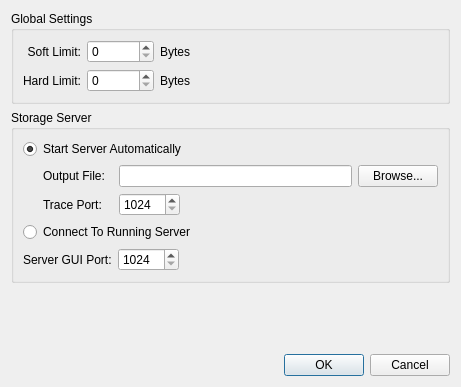
This is gui/storageview.ui in froglogic/tracetool as Qt 5 draws it before an edit. The edited form follows.
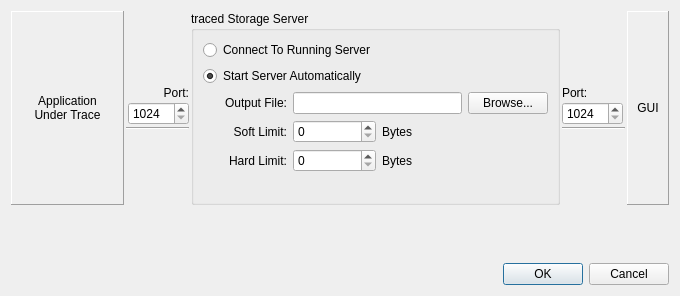
This is the edited form.

Commit message:
Crazy new storage view dialog
This patch attempts to clarify the meaning of the different port values by
rearranging the controls in the dialog to look like a diagram. Let's see
whether this works out.

Diff of the .ui file:
```diff
--- a/gui/storageview.ui
+++ b/gui/storageview.ui
@@ -6,129 +6,138 @@
    <rect>
     <x>0</x>
     <y>0</y>
-    <width>461</width>
-    <height>387</height>
+    <width>680</width>
+    <height>296</height>
    </rect>
   </property>
   <property name="windowTitle">
    <string>Storage Settings</string>
   </property>
-  <layout class="QGridLayout" name="gridLayout_4">
-   <item row="0" column="0">
-    <widget class="QGroupBox" name="settingsGroup">
-     <property name="title">
-      <string>Global Settings</string>
+  <layout class="QVBoxLayout" name="verticalLayout_4">
+   <item>
+    <layout class="QHBoxLayout" name="horizontalLayout_2" stretch="0,1,2,1,0">
+     <property name="spacing">
+      <number>2</number>
      </property>
-     <layout class="QGridLayout" name="gridLayout">
-      <item row="0" column="0">
-       <widget class="QLabel" name="softLimitLabel">
-        <property name="text">
-         <string>Soft Limit:</string>
-        </property>
-        <property name="alignment">
-         <set>Qt::AlignRight|Qt::AlignTrailing|Qt::AlignVCenter</set>
-        </property>
-       </widget>
-      </item>
-      <item row="0" column="1">
-       <widget class="QSpinBox" name="softLimitSpin">
-        <property name="maximum">
-         <number>999999999</number>
-        </property>
-       </widget>
-      </item>
-      <item row="0" column="2">
-       <widget class="QLabel" name="softUnitsLabel">
-        <property name="text">
-         <string>Bytes</string>
-        </property>
-       </widget>
-      </item>
-      <item row="0" column="3">
-       <spacer name="horizontalSpacer">
-        <property name="orientation">
-         <enum>Qt::Horizontal</enum>
-        </property>
-        <property name="sizeHint" stdset="0">
-         <size>
-          <width>195</width>
-          <height>20</height>
-         </size>
-        </property>
-       </spacer>
-      </item>
-      <item row="1" column="0">
-       <widget class="QLabel" name="hardLimitLabel">
-        <property name="text">
-         <string>Hard Limit:</string>
-        </property>
-        <property name="alignment">
-         <set>Qt::AlignRight|Qt::AlignTrailing|Qt::AlignVCenter</set>
-        </property>
-       </widget>
-      </item>
-      <item row="1" column="1">
-       <widget class="QSpinBox" name="hardLimitSpin">
-        <property name="maximum">
-         <number>999999999</number>
-        </property>
-       </widget>
-      </item>
-      <item row="1" column="2">
-       <widget class="QLabel" name="hardUnitsLabel">
-        <property name="text">
-         <string>Bytes</string>
-        </property>
-       </widget>
-      </item>
-      <item row="1" column="3">
-       <spacer name="horizontalSpacer_2">
-        <property name="orientation">
-         <enum>Qt::Horizontal</enum>
-        </property>
-        <property name="sizeHint" stdset="0">
-         <size>
-          <width>195</width>
-          <height>20</height>
-         </size>
-        </property>
-       </spacer>
-      </item>
-     </layout>
-    </widget>
-   </item>
-   <item row="2" column="0">
-    <spacer name="verticalSpacer">
-     <property name="orientation">
-      <enum>Qt::Vertical</enum>
-     </property>
-     <property name="sizeHint" stdset="0">
-      <size>
-       <width>20</width>
-       <height>110</height>
-      </size>
-     </property>
-    </spacer>
-   </item>
-   <item row="3" column="0">
-    <widget class="QDialogButtonBox" name="buttonBox">
-     <property name="orientation">
-      <enum>Qt::Horizontal</enum>
-     </property>
-     <property name="standardButtons">
-      <set>QDialogButtonBox::Cancel|QDialogButtonBox::Ok</set>
-     </property>
-    </widget>
-   </item>
-   <item row="1" column="0">
-    <widget class="QGroupBox" name="serverGroup">
-     <property name="title">
-      <string>Storage Server</string>
-     </property>
-     <layout class="QGridLayout" name="gridLayout_3">
-      <item row="0" column="0" colspan="3">
-       <layout class="QGridLayout" name="gridLayout_2">
+     <item>
+      <widget class="QFrame" name="frame">
+       <property name="frameShape">
+        <enum>QFrame::Panel</enum>
+       </property>
+       <property name="frameShadow">
+        <enum>QFrame::Raised</enum>
+       </property>
+       <layout class="QHBoxLayout" name="horizontalLayout">
+        <item>
+         <widget class="QLabel" name="label_4">
+          <property name="text">
+           <string>Application Under Trace</string>
+          </property>
+          <property name="alignment">
+           <set>Qt::AlignCenter</set>
+          </property>
+          <property name="wordWrap">
+           <bool>true</bool>
+          </property>
+         </widget>
+        </item>
+       </layout>
+      </widget>
+     </item>
+     <item>
+      <layout class="QVBoxLayout" name="verticalLayout_2">
+       <item>
+        <spacer name="verticalSpacer_3">
+         <property name="orientation">
+          <enum>Qt::Vertical</enum>
+         </property>
+         <property name="sizeHint" stdset="0">
+          <size>
+           <width>20</width>
+           <height>17</height>
+          </size>
+         </property>
+        </spacer>
+       </item>
+       <item>
+        <layout class="QGridLayout" name="gridLayout_4">
+         <item row="0" column="1">
+          <widget class="QLabel" name="label_7">
+           <property name="text">
+            <string>Port:</string>
+           </property>
+           <property name="alignment">
+            <set>Qt::AlignBottom|Qt::AlignRight|Qt::AlignTrailing</set>
+           </property>
+          </widget>
+         </item>
+         <item row="1" column="0">
+          <spacer name="horizontalSpacer_3">
+           <property name="orientation">
+            <enum>Qt::Horizontal</enum>
+           </property>
+           <property name="sizeHint" stdset="0">
+            <size>
+             <width>40</width>
+             <height>20</height>
+            </size>
+           </property>
+          </spacer>
+         </item>
+         <item row="1" column="1">
+          <widget class="QSpinBox" name="serverTracePort">
+           <property name="enabled">
+            <bool>true</bool>
+           </property>
+           <property name="minimum">
+            <number>1024</number>
+           </property>
+           <property name="maximum">
+            <number>65536</number>
+           </property>
+           <property name="value">
+            <number>1024</number>
+           </property>
+          </widget>
+         </item>
+         <item row="2" column="0" colspan="2">
+          <widget class="Line" name="line">
+           <property name="orientation">
+            <enum>Qt::Horizontal</enum>
+           </property>
+          </widget>
+         </item>
+        </layout>
+       </item>
+       <item>
+        <spacer name="verticalSpacer_6">
+         <property name="orientation">
+          <enum>Qt::Vertical</enum>
+         </property>
+         <property name="sizeHint" stdset="0">
+          <size>
+           <width>20</width>
+           <height>17</height>
+          </size>
+         </property>
+        </spacer>
+       </item>
+      </layout>
+     </item>
+     <item>
+      <widget class="QGroupBox" name="groupBox">
+       <property name="title">
+        <string>traced Storage Server</string>
+       </property>
+       <layout class="QGridLayout" name="gridLayout">
         <item row="0" column="0" colspan="2">
+         <widget class="QRadioButton" name="connectToServerButton">
+          <property name="text">
+           <string>Connect To Running Server</string>
+          </property>
+         </widget>
+        </item>
+        <item row="1" column="0" colspan="2">
          <widget class="QRadioButton" name="startServerAutomaticallyButton">
           <property name="text">
            <string>Start Server Automatically</string>
@@ -138,29 +147,20 @@
           </property>
          </widget>
         </item>
-        <item row="1" column="0">
-         <widget class="QLabel" name="label">
-          <property name="sizePolicy">
-           <sizepolicy hsizetype="Maximum" vsizetype="Preferred">
-            <horstretch>0</horstretch>
-            <verstretch>0</verstretch>
-           </sizepolicy>
-          </property>
+        <item row="2" column="0">
+         <widget class="QLabel" name="label_5">
           <property name="text">
            <string>Output File:</string>
           </property>
-          <property name="margin">
-           <number>0</number>
-          </property>
-          <property name="indent">
-           <number>20</number>
+          <property name="alignment">
+           <set>Qt::AlignRight|Qt::AlignTrailing|Qt::AlignVCenter</set>
           </property>
          </widget>
         </item>
-        <item row="1" column="1" colspan="2">
+        <item row="2" column="1" colspan="3">
          <widget class="QLineEdit" name="traceFileEdit"/>
         </item>
-        <item row="1" column="3">
+        <item row="2" column="4">
          <widget class="QPushButton" name="traceFileBrowseButton">
           <property name="sizePolicy">
            <sizepolicy hsizetype="Maximum" vsizetype="Fixed">
@@ -173,109 +173,201 @@
           </property>
          </widget>
         </item>
-        <item row="2" column="0">
-         <widget class="QLabel" name="label_3">
-          <property name="sizePolicy">
-           <sizepolicy hsizetype="Maximum" vsizetype="Preferred">
-            <horstretch>0</horstretch>
-            <verstretch>0</verstretch>
-           </sizepolicy>
-          </property>
+        <item row="3" column="0">
+         <widget class="QLabel" name="softLimitLabel">
           <property name="text">
-           <string>Trace Port:</string>
+           <string>Soft Limit:</string>
           </property>
-          <property name="margin">
-           <number>0</number>
+          <property name="alignment">
+           <set>Qt::AlignRight|Qt::AlignTrailing|Qt::AlignVCenter</set>
           </property>
-          <property name="indent">
-           <number>20</number>
+         </widget>
+        </item>
+        <item row="3" column="1">
+         <widget class="QSpinBox" name="softLimitSpin">
+          <property name="maximum">
+           <number>999999999</number>
           </property>
          </widget>
         </item>
-        <item row="2" column="1">
-         <widget class="QSpinBox" name="serverTracePort">
-          <property name="enabled">
-           <bool>true</bool>
+        <item row="3" column="2">
+         <widget class="QLabel" name="softUnitsLabel">
+          <property name="text">
+           <string>Bytes</string>
           </property>
-          <property name="sizePolicy">
-           <sizepolicy hsizetype="Maximum" vsizetype="Fixed">
-            <horstretch>0</horstretch>
-            <verstretch>0</verstretch>
-           </sizepolicy>
+         </widget>
+        </item>
+        <item row="4" column="0">
+         <widget class="QLabel" name="hardLimitLabel">
+          <property name="text">
+           <string>Hard Limit:</string>
           </property>
-          <property name="minimum">
-           <number>1024</number>
+          <property name="alignment">
+           <set>Qt::AlignRight|Qt::AlignTrailing|Qt::AlignVCenter</set>
           </property>
+         </widget>
+        </item>
+        <item row="4" column="1">
+         <widget class="QSpinBox" name="hardLimitSpin">
           <property name="maximum">
-           <number>65536</number>
+           <number>999999999</number>
           </property>
-          <property name="value">
-           <number>1024</number>
+         </widget>
+        </item>
+        <item row="4" column="2">
+         <widget class="QLabel" name="hardUnitsLabel">
+          <property name="text">
+           <string>Bytes</string>
           </property>
          </widget>
         </item>
-        <item row="2" column="2" colspan="2">
-         <spacer name="horizontalSpacer_5">
+        <item row="5" column="3" colspan="2">
+         <spacer name="verticalSpacer_2">
           <property name="orientation">
-           <enum>Qt::Horizontal</enum>
+           <enum>Qt::Vertical</enum>
           </property>
           <property name="sizeHint" stdset="0">
            <size>
-            <width>138</width>
-            <height>20</height>
+            <width>130</width>
+            <height>21</height>
            </size>
           </property>
          </spacer>
         </item>
        </layout>
-      </item>
-      <item row="1" column="0" colspan="3">
-       <widget class="QRadioButton" name="connectToServerButton">
-        <property name="text">
-         <string>Connect To Running Server</string>
-        </property>
-       </widget>
-      </item>
-      <item row="3" column="0">
-       <widget class="QLabel" name="label_2">
-        <property name="enabled">
-         <bool>true</bool>
-        </property>
-        <property name="text">
-         <string>Server GUI Port:</string>
-        </property>
-       </widget>
-      </item>
-      <item row="3" column="1">
-       <widget class="QSpinBox" name="serverPort">
-        <property name="enabled">
-         <bool>true</bool>
-        </property>
-        <property name="minimum">
-         <number>1024</number>
-        </property>
-        <property name="maximum">
-         <number>65536</number>
-        </property>
-        <property name="value">
-         <number>1024</number>
-        </property>
-       </widget>
-      </item>
-      <item row="3" column="2">
-       <spacer name="horizontalSpacer_4">
-        <property name="orientation">
-         <enum>Qt::Horizontal</enum>
-        </property>
-        <property name="sizeHint" stdset="0">
-         <size>
-          <width>309</width>
-          <height>20</height>
-         </size>
-        </property>
-       </spacer>
-      </item>
-     </layout>
+      </widget>
+     </item>
+     <item>
+      <layout class="QVBoxLayout" name="verticalLayout_3">
+       <item>
+        <spacer name="verticalSpacer_4">
+         <property name="orientation">
+          <enum>Qt::Vertical</enum>
+         </property>
+         <property name="sizeHint" stdset="0">
+          <size>
+           <width>20</width>
+           <height>17</height>
+          </size>
+         </property>
+        </spacer>
+       </item>
+       <item>
+        <layout class="QGridLayout" name="gridLayout_5">
+         <item row="0" column="0">
+          <widget class="QLabel" name="label_8">
+           <property name="text">
+            <string>Port:</string>
+           </property>
+           <property name="alignment">
+            <set>Qt::AlignBottom|Qt::AlignLeading|Qt::AlignLeft</set>
+           </property>
+          </widget>
+         </item>
+         <item row="0" column="1" rowspan="2">
+          <spacer name="horizontalSpacer_6">
+           <property name="orientation">
+            <enum>Qt::Horizontal</enum>
+           </property>
+           <property name="sizeHint" stdset="0">
+            <size>
+             <width>40</width>
+             <height>20</height>
+            </size>
+           </property>
+          </spacer>
+         </item>
+         <item row="1" column="0">
+          <widget class="QSpinBox" name="serverPort">
+           <property name="enabled">
+            <bool>true</bool>
+           </property>
+           <property name="minimum">
+            <number>1024</number>
+           </property>
+           <property name="maximum">
+            <number>65536</number>
+           </property>
+           <property name="value">
+            <number>1024</number>
+           </property>
+          </widget>
+         </item>
+         <item row="2" column="0" colspan="2">
+          <widget class="Line" name="line_2">
+           <property name="orientation">
+            <enum>Qt::Horizontal</enum>
+           </property>
+          </widget>
+         </item>
+        </layout>
+       </item>
+       <item>
+        <spacer name="verticalSpacer_5">
+         <property name="orientation">
+          <enum>Qt::Vertical</enum>
+         </property>
+         <property name="sizeHint" stdset="0">
+          <size>
+           <width>20</width>
+           <height>17</height>
+          </size>
+         </property>
+        </spacer>
+       </item>
+      </layout>
+     </item>
+     <item>
+      <widget class="QFrame" name="frame_3">
+       <property name="sizePolicy">
+        <sizepolicy hsizetype="Preferred" vsizetype="Preferred">
+         <horstretch>0</horstretch>
+         <verstretch>0</verstretch>
+        </sizepolicy>
+       </property>
+       <property name="frameShape">
+        <enum>QFrame::Panel</enum>
+       </property>
+       <property name="frameShadow">
+        <enum>QFrame::Raised</enum>
+       </property>
+       <layout class="QVBoxLayout" name="verticalLayout">
+        <item>
+         <widget class="QLabel" name="label_6">
+          <property name="text">
+           <string>GUI</string>
+          </property>
+          <property name="alignment">
+           <set>Qt::AlignCenter</set>
+          </property>
+         </widget>
+        </item>
+       </layout>
+      </widget>
+     </item>
+    </layout>
+   </item>
+   <item>
+    <spacer name="verticalSpacer">
+     <property name="orientation">
+      <enum>Qt::Vertical</enum>
+     </property>
+     <property name="sizeHint" stdset="0">
+      <size>
+       <width>20</width>
+       <height>110</height>
+      </size>
+     </property>
+    </spacer>
+   </item>
+   <item>
+    <widget class="QDialogButtonBox" name="buttonBox">
+     <property name="orientation">
+      <enum>Qt::Horizontal</enum>
+     </property>
+     <property name="standardButtons">
+      <set>QDialogButtonBox::Cancel|QDialogButtonBox::Ok</set>
+     </property>
     </widget>
    </item>
   </layout>
```
Left out of the diff: 144 changed lines with no effect on the pictures.
